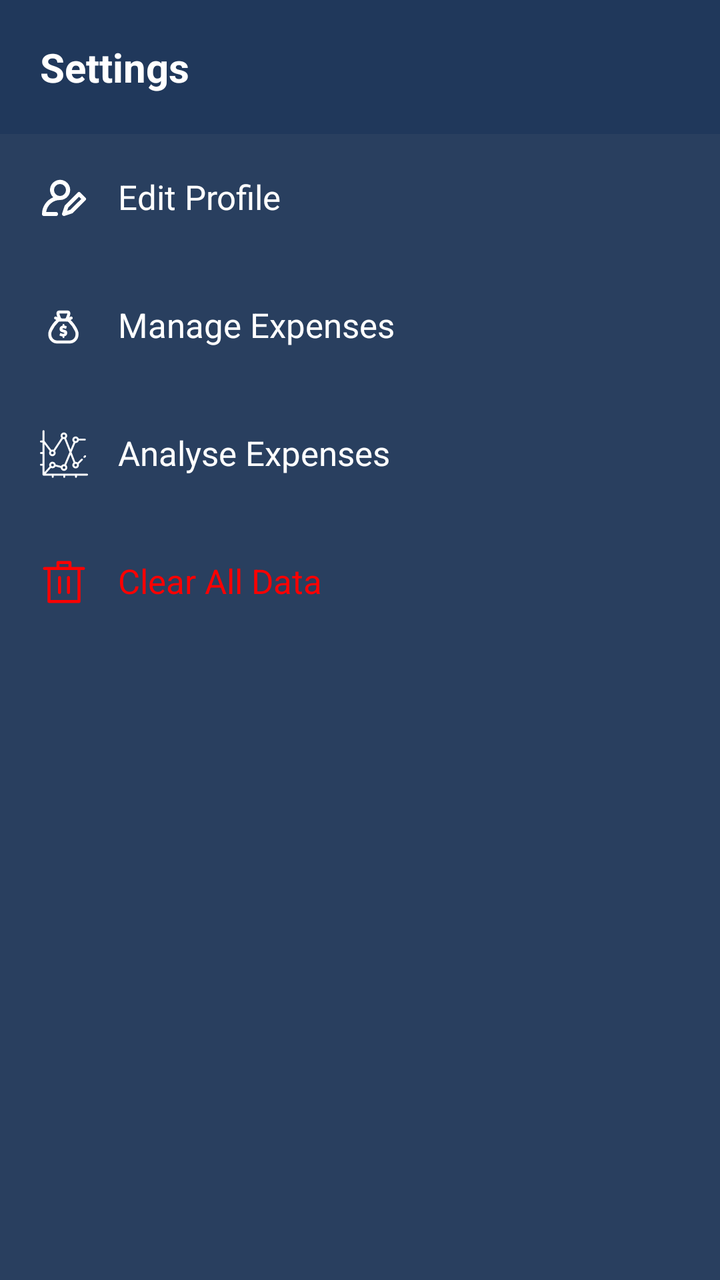
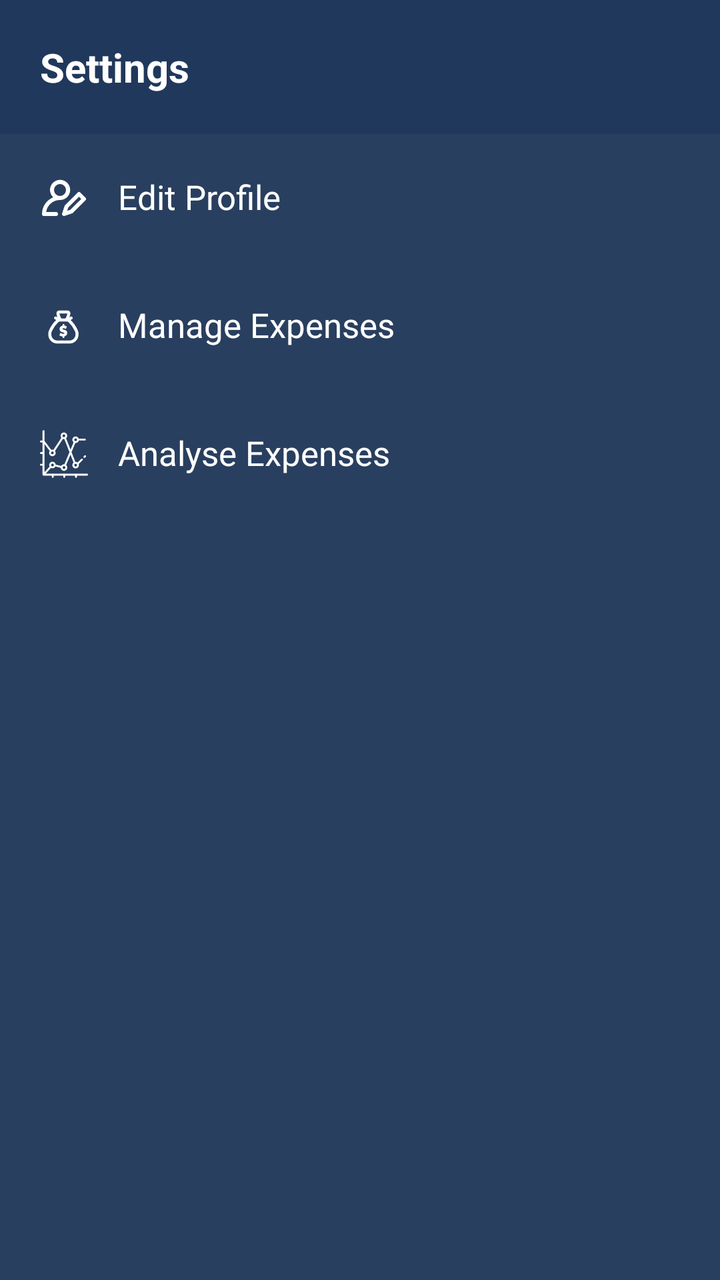

Screens rendered from an Android XML layout before and after an edit, with the pre-edit source and the edit as a unified diff.
<!-- AndroidManifest.xml: application theme Theme.GharKharch -->
<!-- res/layout/drawer_layout.xml -->
<?xml version="1.0" encoding="utf-8"?>
<LinearLayout xmlns:android="http://schemas.android.com/apk/res/android"
    xmlns:app="http://schemas.android.com/apk/res-auto"
    android:id="@+id/drawer_layout"
    android:layout_width="match_parent"
    android:layout_height="match_parent"
    android:background="@color/backgroundColor"
    android:orientation="vertical">

    <FrameLayout
        android:layout_width="match_parent"
        android:layout_height="wrap_content"
        android:background="@color/backgroundColorVariant"
        android:fitsSystemWindows="true">

        <TextView
            android:layout_width="match_parent"
            android:layout_height="wrap_content"
            android:background="@color/backgroundColorVariant"
            android:padding="@dimen/padding_xlarge"
            android:text="Settings"
            android:textColor="@color/primaryTextColor"
            android:textSize="@dimen/text_size_heading"
            android:textStyle="bold" />

    </FrameLayout>

    <LinearLayout
        android:layout_width="match_parent"
        android:layout_height="0dp"
        android:layout_weight="1"
        android:orientation="vertical">

        <TextView
            android:id="@+id/edit_profile"
            android:layout_width="match_parent"
            android:layout_height="wrap_content"
            android:layout_marginHorizontal="@dimen/margin_small"
            android:layout_marginVertical="@dimen/margin_small"
            android:drawablePadding="@dimen/padding_large"
            android:padding="@dimen/padding_large"
            android:text="Edit Profile"
            android:textColor="@color/primaryTextColor"
            android:textSize="@dimen/text_size_large"
            app:drawableStartCompat="@drawable/edit_profile_icon" />

        <TextView
            android:id="@+id/change_themes"
            android:layout_width="match_parent"
            android:layout_height="wrap_content"
            android:layout_marginHorizontal="@dimen/margin_small"
            android:layout_marginVertical="@dimen/margin_small"
            android:drawablePadding="@dimen/padding_large"
            android:padding="@dimen/padding_large"
            android:text="Themes"
            android:textColor="@color/primaryTextColor"
            android:textSize="@dimen/text_size_large"
            android:visibility="gone"
            app:drawableStartCompat="@drawable/themes_icon" />

        <TextView
            android:id="@+id/manage_expenses"
            android:layout_width="match_parent"
            android:layout_height="wrap_content"
            android:layout_marginHorizontal="@dimen/margin_small"
            android:layout_marginVertical="@dimen/margin_small"
            android:drawablePadding="@dimen/padding_large"
            android:padding="@dimen/padding_large"
            android:text="Manage Expenses"
            android:textSize="@dimen/text_size_large"
            app:drawableStartCompat="@drawable/expenses_icon" />

        <TextView
            android:id="@+id/analyse_expenses"
            android:layout_width="match_parent"
            android:layout_height="wrap_content"
            android:layout_marginHorizontal="@dimen/margin_small"
            android:layout_marginVertical="@dimen/margin_small"
            android:drawablePadding="@dimen/padding_large"
            android:padding="@dimen/padding_large"
            android:text="Analyse Expenses"
            android:textColor="@color/primaryTextColor"
            android:textSize="@dimen/text_size_large"
            app:drawableStartCompat="@drawable/analytics_icon" />

        <TextView
            android:id="@+id/clear_all_data"
            android:layout_width="match_parent"
            android:layout_height="wrap_content"
            android:layout_marginHorizontal="@dimen/margin_small"
            android:layout_marginVertical="@dimen/margin_small"
            android:drawablePadding="@dimen/padding_large"
            android:padding="@dimen/padding_large"
            android:text="Clear All Data"
            android:textColor="@color/red"
            android:textSize="@dimen/text_size_large"
            app:drawableStartCompat="@drawable/delete_icon" />

    </LinearLayout>

</LinearLayout>
<!-- resources referenced by this layout -->
<resources>
  <color name="backgroundColor">#293F5F</color>
  <color name="backgroundColorVariant">#20385B</color>
  <color name="primaryTextColor">#FFFFFF</color>
  <color name="red">#FF0000</color>
  <dimen name="margin_small">5dp</dimen>
  <dimen name="padding_large">15dp</dimen>
  <dimen name="padding_xlarge">20dp</dimen>
  <dimen name="text_size_heading">20sp</dimen>
  <dimen name="text_size_large">17sp</dimen>
  <!-- drawable delete_icon (drawable) -->
  <vector xmlns:android="http://schemas.android.com/apk/res/android"
      android:width="24dp"
      android:height="24dp"
      android:tint="@color/red"
      android:viewportWidth="1024"
      android:viewportHeight="1024">
  
      <path
          android:fillColor="#000000"
          android:pathData="M160,256L96,256a32,32 0,0 1,0 -64h256L352,95.9a32,32 0,0 1,32 -32h256a32,32 0,0 1,32 32L672,192h256a32,32 0,1 1,0 64h-64v672a32,32 0,0 1,-32 32L192,960a32,32 0,0 1,-32 -32L160,256zM608,192v-64L416,128v64h192zM224,896h576L800,256L224,256v640zM416,768a32,32 0,0 1,-32 -32L384,416a32,32 0,0 1,64 0v320a32,32 0,0 1,-32 32zM608,768a32,32 0,0 1,-32 -32L576,416a32,32 0,0 1,64 0v320a32,32 0,0 1,-32 32z" />
  
  </vector>
  <!-- drawable edit_profile_icon (drawable) -->
  <vector xmlns:android="http://schemas.android.com/apk/res/android"
      android:width="24dp"
      android:height="24dp"
      android:tint="@color/white"
      android:viewportWidth="24"
      android:viewportHeight="24">
  
      <path
          android:fillColor="#000000"
          android:pathData="M2,21L8,21a1,1 0,0 0,0 -2L3.071,19A7.011,7.011 0,0 1,10 13a5.044,5.044 0,1 0,-3.377 -1.337A9.01,9.01 0,0 0,1 20,1 1,0 0,0 2,21ZM10,5A3,3 0,1 1,7 8,3 3,0 0,1 10,5ZM20.207,9.293a1,1 0,0 0,-1.414 0l-6.25,6.25a1.011,1.011 0,0 0,-0.241 0.391l-1.25,3.75A1,1 0,0 0,12 21a1.014,1.014 0,0 0,0.316 -0.051l3.75,-1.25a1,1 0,0 0,0.391 -0.242l6.25,-6.25a1,1 0,0 0,0 -1.414ZM15.207,17.876 L13.578,18.419 14.121,16.79L19.5,11.414 20.586,12.5Z" />
  
  </vector>
  <style name="Theme.GharKharch" parent="Base.Theme.GharKharch">
          <item name="colorPrimary">@color/backgroundColor</item>
          <item name="colorSecondary">@color/lGrey</item>
          
          <item name="colorOnSecondary">@color/primaryTextColor</item>
          <item name="colorOnPrimary">@color/primaryTextColor</item>
          
          <item name="android:textColor">@color/primaryTextColor</item>
          <item name="android:textColorPrimary">@color/primaryTextColor</item>
          <item name="android:textColorSecondary">@color/primaryTextColorVariant</item>
      </style>
  <color name="white">#FFFFFFFF</color>
  <style name="Base.Theme.GharKharch" parent="Theme.Material3.DayNight.NoActionBar">
          
      </style>
  <color name="lGrey">#616161</color>
  <color name="primaryTextColorVariant">#7C7B7B</color>
  <!-- unchanged entries left out for length: 3 -->
</resources>

<!-- the commit's change to res/layout/drawer_layout.xml (unified diff, before → after) -->
@@ -83,19 +83,6 @@
             android:textSize="@dimen/text_size_large"
             app:drawableStartCompat="@drawable/analytics_icon" />
 
-        <TextView
-            android:id="@+id/clear_all_data"
-            android:layout_width="match_parent"
-            android:layout_height="wrap_content"
-            android:layout_marginHorizontal="@dimen/margin_small"
-            android:layout_marginVertical="@dimen/margin_small"
-            android:drawablePadding="@dimen/padding_large"
-            android:padding="@dimen/padding_large"
-            android:text="Clear All Data"
-            android:textColor="@color/red"
-            android:textSize="@dimen/text_size_large"
-            app:drawableStartCompat="@drawable/delete_icon" />
-
     </LinearLayout>
 
 </LinearLayout>
<!-- resource entries referenced after the edit -->
@@ -3,25 +3,11 @@
   <color name="backgroundColor">#293F5F</color>
   <color name="backgroundColorVariant">#20385B</color>
   <color name="primaryTextColor">#FFFFFF</color>
-  <color name="red">#FF0000</color>
   <dimen name="margin_small">5dp</dimen>
   <dimen name="padding_large">15dp</dimen>
   <dimen name="padding_xlarge">20dp</dimen>
   <dimen name="text_size_heading">20sp</dimen>
   <dimen name="text_size_large">17sp</dimen>
-  <!-- drawable delete_icon (drawable) -->
-  <vector xmlns:android="http://schemas.android.com/apk/res/android"
-      android:width="24dp"
-      android:height="24dp"
-      android:tint="@color/red"
-      android:viewportWidth="1024"
-      android:viewportHeight="1024">
-  
-      <path
-          android:fillColor="#000000"
-          android:pathData="M160,256L96,256a32,32 0,0 1,0 -64h256L352,95.9a32,32 0,0 1,32 -32h256a32,32 0,0 1,32 32L672,192h256a32,32 0,1 1,0 64h-64v672a32,32 0,0 1,-32 32L192,960a32,32 0,0 1,-32 -32L160,256zM608,192v-64L416,128v64h192zM224,896h576L800,256L224,256v640zM416,768a32,32 0,0 1,-32 -32L384,416a32,32 0,0 1,64 0v320a32,32 0,0 1,-32 32zM608,768a32,32 0,0 1,-32 -32L576,416a32,32 0,0 1,64 0v320a32,32 0,0 1,-32 32z" />
-  
-  </vector>
   <!-- drawable edit_profile_icon (drawable) -->
   <vector xmlns:android="http://schemas.android.com/apk/res/android"
       android:width="24dp"
